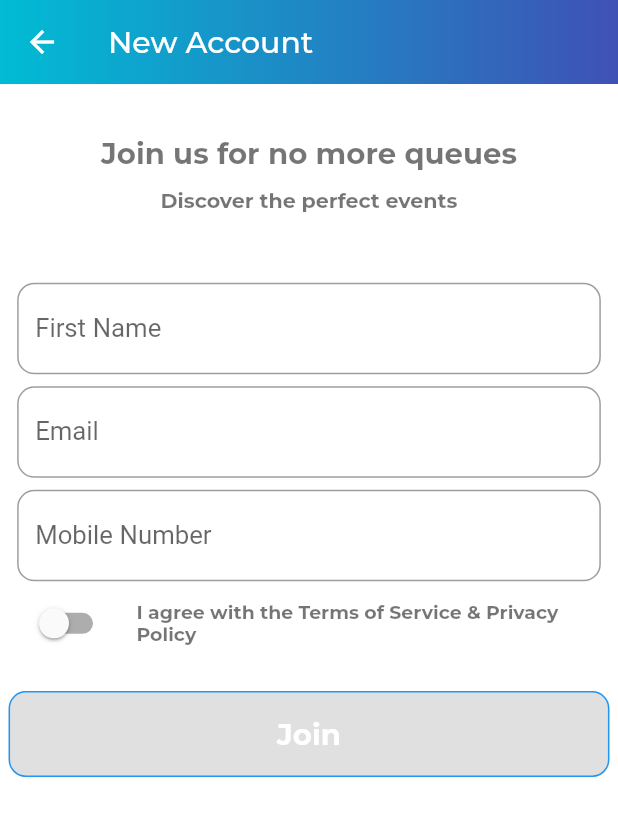
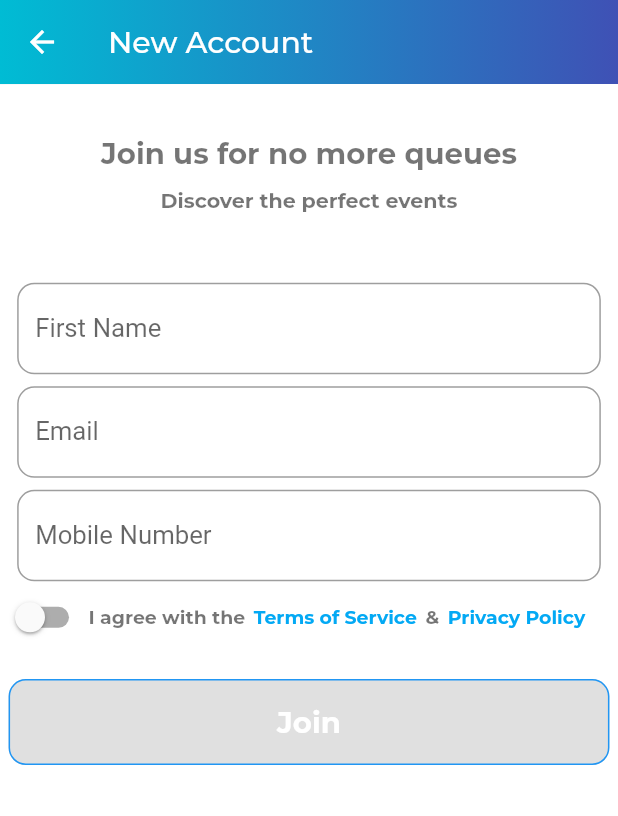
Before and after one commit to SalmonPhapang/Queless-App, a Flutter app: the RegistrationStepPage screen opened directly, on a phone screen of 412 x 824 dp. Shown: the top 816 px of the screen. Run offline on Flutter 3.47's test engine with Material 2 defaults, Android fonts, the phone set to English and light mode, and no system bars; our stand-ins replace badges, cached_network_image, chewie, cloud_firestore, curved_navigation_bar, dio and 31 more; missing offline and left inert: cloud_firestore_web, dart:ffi, firebase_auth_web, firebase_core_web, flutter_barcode_scanner, flutter_inappwebview and 9 more; accounts and stored records are empty; network calls fail.

Commit message:
error handling

```diff
--- a/lib/AddressAddPage.dart
+++ b/lib/AddressAddPage.dart
@@ -77,6 +77,7 @@ class _AddressAddPageState extends State<AddressAddPage> {
       }
     }
     return Scaffold(
+        resizeToAvoidBottomInset: false,
         backgroundColor: Colors.grey[100],
         appBar: topAppBar,
         body: new Container(
--- a/lib/login/FinishRegistrationPage.dart
+++ b/lib/login/FinishRegistrationPage.dart
@@ -126,10 +126,9 @@ class _FinishRegistrationPageState extends State<FinishRegistrationPage> {
       progressDialog.show();
       String key  = await userService.save(widget.user);
 
-      Credentials credentials = Credentials(userName: widget.user.email,password: _password,userKey: key);
-      String credentialsKey = await authenticationService.save(credentials);
-
-      if(credentialsKey != null && credentialsKey.isNotEmpty){
+      if(key != null && key.isNotEmpty){
+        Credentials credentials = Credentials(userName: widget.user.email,password: _password,userKey: key);
+        await authenticationService.save(credentials);
         final prefs = await SharedPreferences.getInstance();
         prefs.setString('userKey', key);
         FirebaseMessaging.instance.subscribeToTopic(Topics.PROMOTIONS);
@@ -137,6 +136,7 @@ class _FinishRegistrationPageState extends State<FinishRegistrationPage> {
         progressDialog.hide();
         Navigator.push(context, MaterialPageRoute(builder: (context) => AddressSearchPage(title: "Find Address",user: widget.user,)),);
       }else{
+        progressDialog.hide();
         Fluttertoast.showToast(msg: "UserName with email already exists, Please go to login "+widget.user.email,toastLength: Toast.LENGTH_LONG);
       }
     }
--- a/lib/login/OTPVerification.dart
+++ b/lib/login/OTPVerification.dart
@@ -1,25 +1,16 @@
 import 'dart:math';
 
-import 'package:firebase_messaging/firebase_messaging.dart';
 import 'package:flutter/material.dart';
-import 'package:flutter_app/adddress/AddressSearchPage.dart';
-import 'package:flutter_app/enums/Topics.dart';
 import 'package:flutter_app/login/FinishRegistrationPage.dart';
-import 'package:flutter_app/model/Credentials.dart';
 import 'package:flutter_app/model/User.dart';
-import 'package:flutter_app/service/AuthenticationService.dart';
 import 'package:flutter_app/service/NotificationService.dart';
-import 'package:flutter_app/service/UserService.dart';
-import 'package:flutter_app/utils/TopWaveClipper.dart';
 import 'package:flutter_otp_text_field/flutter_otp_text_field.dart';
 import 'package:flutter_spinkit/flutter_spinkit.dart';
 import 'package:fluttertoast/fluttertoast.dart';
 import 'package:new_gradient_app_bar/new_gradient_app_bar.dart';
 import 'package:flutter_screenutil/flutter_screenutil.dart';
-import 'package:flutter_otp/flutter_otp.dart';
 import 'package:page_transition/page_transition.dart';
 import 'package:progress_dialog/progress_dialog.dart';
-import 'package:shared_preferences/shared_preferences.dart';
 class OTPVerification extends StatefulWidget {
   const OTPVerification({Key key,this.title,this.user}) : super(key: key);
 
@@ -31,7 +22,6 @@ class OTPVerification extends StatefulWidget {
 }
 
 class _OTPVerificationState extends State<OTPVerification> {
-  FlutterOtp otp = FlutterOtp();
   NotificationService notificationService =new NotificationService();
   int _otp;
 
--- a/lib/login/RegistrationStep.dart
+++ b/lib/login/RegistrationStep.dart
@@ -16,6 +16,7 @@ import 'package:page_transition/page_transition.dart';
 import 'package:progress_dialog/progress_dialog.dart';
 import 'package:shared_preferences/shared_preferences.dart';
 
+import '../profile/PrivacyAndTermsPage.dart';
 import 'OTPVerification.dart';
 
 class RegistrationStepPage extends StatefulWidget {
@@ -344,22 +345,65 @@ class _RegistrationStepPageState extends State<RegistrationStepPage> {
                     padding: EdgeInsets.only(top: 7.0.sp,left: 10.0.sp,right: 10.0.sp),
                     child: cellField,
                   ),
-                  ListTile(
-                    title: Text(
-                      'I agree with the Terms of Service & Privacy Policy',
+                  Row(
+                    mainAxisAlignment: MainAxisAlignment.start,
+                    children: <Widget>[
+                      Switch(
+                        onChanged: toggleSwitch,
+                        value: _terms,
+                        activeColor: Colors.orange,
+                        activeTrackColor: Colors.orange[100],
+                      ),
+                      Padding(
+                          padding: EdgeInsets.only(right: 5.0.sp),
+                          child: Text(
+                            'I agree with the',
                             style: new TextStyle(
                               fontSize: 11.0.sp,
                               color: Colors.black54,
                               fontWeight: FontWeight.bold,
                             ),
                           ),
-                    leading: Switch(
-                      onChanged: toggleSwitch,
-                      value: _terms,
-                      activeColor: Colors.orange,
-                      activeTrackColor: Colors.orange[100],
-                    )  ,
                       ),
+                      InkWell(
+                        onTap: (){
+                          Navigator.push(context, MaterialPageRoute(builder: (context) => TermsPrivacyPage(title: "Privacy Policy",isTerms: false,)));
+                        },
+                        child: Text(
+                            "Terms of Service",
+                            style: TextStyle(
+                              fontSize: 11.0.sp,
+                              color: Colors.lightBlue,
+                              fontWeight: FontWeight.bold,
+                            )
+                        ),
+                      ),
+                      Padding(
+                          padding: EdgeInsets.only(left: 5.0.sp,right: 5.0.sp),
+                        child: Text(
+                            "&",
+                            style: TextStyle(
+                              fontSize: 11.0.sp,
+                              color: Colors.black54,
+                              fontWeight: FontWeight.bold,
+                            )
+                        ),
+                      ),
+                      InkWell(
+                        onTap: (){
+                          Navigator.push(context, MaterialPageRoute(builder: (context) => TermsPrivacyPage(title: "Privacy Policy",isTerms: false,)));
+                        },
+                        child: Text(
+                            "Privacy Policy",
+                            style: TextStyle(
+                              fontSize: 11.0.sp,
+                              color: Colors.lightBlue,
+                              fontWeight: FontWeight.bold,
+                            )
+                        ),
+                      )
+                    ],
+                  )
                 ],
               ),
             ),
@@ -382,6 +426,7 @@ class _RegistrationStepPageState extends State<RegistrationStepPage> {
                 ),
                 color: Colors.blue,
                 disabledColor: Colors.grey[300],
+                disabledTextColor: Colors.black54,
                 shape: RoundedRectangleBorder(
                     borderRadius: new BorderRadius.circular(10.0.sp),
                     side: BorderSide(color: Colors.blue)
--- a/lib/menu/NewAddressPage.dart
+++ b/lib/menu/NewAddressPage.dart
@@ -68,6 +68,7 @@ class _NewAddressPageState extends State<NewAddressPage> {
       }
     }
     return Scaffold(
+        resizeToAvoidBottomInset: false,
         backgroundColor: Colors.grey[100],
         appBar: topAppBar,
         body: new Container(
--- a/lib/menu/OrderSummary.dart
+++ b/lib/menu/OrderSummary.dart
@@ -160,7 +160,7 @@ class _OrderSummaryState extends State<OrderSummary> {
   Future<User> getUser() async {
     String userKey = await auth.getCurrentUser();
     _user = await userService.fetchByKey(userKey);
-    getClient(widget.clientKey);
+    await getClient(widget.clientKey);
     return _user;
   }
   getClient(String clientKey) async{
--- a/pubspec.yaml
+++ b/pubspec.yaml
@@ -11,7 +11,7 @@ description: A new Flutter application.
 # In iOS, build-name is used as CFBundleShortVersionString while build-number used as CFBundleVersion.
 # Read more about iOS versioning at
 # https://developer.apple.com/library/archive/documentation/General/Reference/InfoPlistKeyReference/Articles/CoreFoundationKeys.html
-version: 1.3.2
+version: 1.4.2+9
 
 environment:
   sdk: ">=2.5.2 <3.0.0"
@@ -65,7 +65,6 @@ dependencies:
   page_transition: ^2.0.2
   introduction_screen: ^2.1.0
   flutter_pw_validator: ^1.2.1
-  flutter_otp: ^0.3.2
   flutter_otp_text_field: ^1.0.1
   material_floating_search_bar: ^0.3.4
   google_fonts: ^2.3.1
```
Also changed, not shown: 3 other files. Lines whose indentation alone changed are shown as unchanged.
